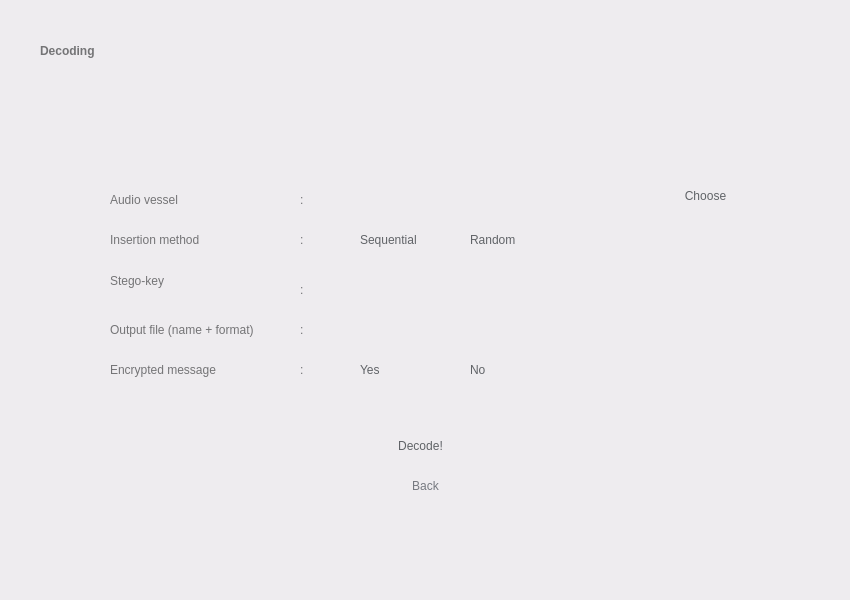
This is UI/audio/audio-decode.ui in darubagus/ModifiedRC4-Steganography as Qt 5 draws it before an edit. The edited form follows.
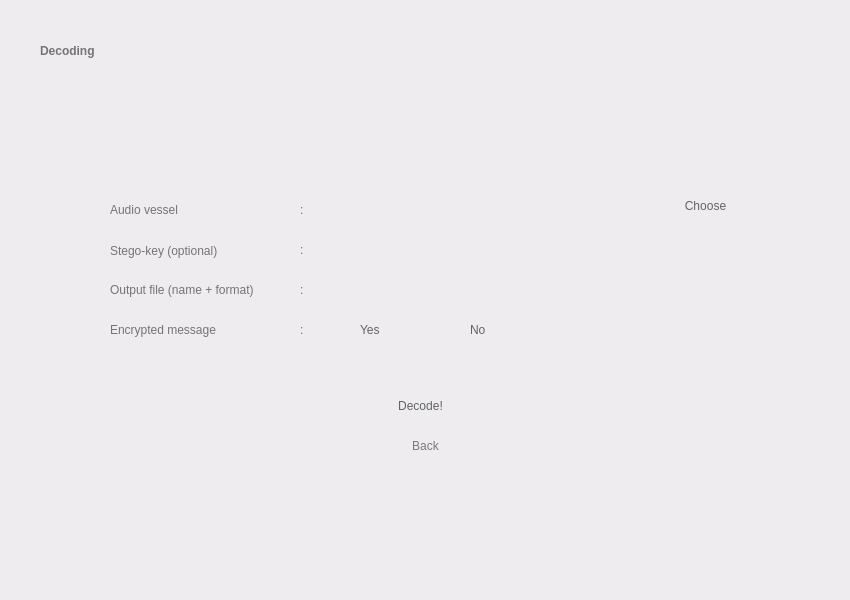
This is the edited form.

Diff of the .ui file:
```diff
--- a/UI/audio/audio-decode.ui
+++ b/UI/audio/audio-decode.ui
@@ -57,7 +57,7 @@
     <property name="geometry">
      <rect>
       <x>340</x>
-      <y>420</y>
+      <y>380</y>
       <width>161</width>
       <height>51</height>
      </rect>
@@ -76,7 +76,7 @@
     <property name="geometry">
      <rect>
       <x>110</x>
-      <y>190</y>
+      <y>200</y>
       <width>101</width>
       <height>20</height>
      </rect>
@@ -97,7 +97,7 @@
     <property name="geometry">
      <rect>
       <x>320</x>
-      <y>180</y>
+      <y>190</y>
       <width>341</width>
       <height>31</height>
      </rect>
@@ -116,7 +116,7 @@
     <property name="geometry">
      <rect>
       <x>320</x>
-      <y>270</y>
+      <y>230</y>
       <width>341</width>
       <height>31</height>
      </rect>
@@ -128,57 +128,11 @@
 </string>
     </property>
    </widget>
-   <widget class="QRadioButton" name="insButton_2">
-    <property name="geometry">
-     <rect>
-      <x>450</x>
-      <y>230</y>
-      <width>101</width>
-      <height>20</height>
-     </rect>
-    </property>
-    <property name="styleSheet">
-     <string notr="true">font: 15pt &quot;Product Sans&quot;;
-background-color: rgba(255, 255, 255, 0);
-border-radius: 4px;
-color: rgb(96, 99, 103);
-</string>
-    </property>
-    <property name="text">
-     <string>Random</string>
-    </property>
-    <attribute name="buttonGroup">
-     <string notr="true">buttonGroup_2</string>
-    </attribute>
-   </widget>
-   <widget class="QRadioButton" name="insButton_1">
-    <property name="geometry">
-     <rect>
-      <x>340</x>
-      <y>230</y>
-      <width>101</width>
-      <height>20</height>
-     </rect>
-    </property>
-    <property name="styleSheet">
-     <string notr="true">font: 15pt &quot;Product Sans&quot;;
-border-radius: 4px;
-color: rgb(96, 99, 103);
-background-color: rgba(255, 255, 255, 0);
-</string>
-    </property>
-    <property name="text">
-     <string>Sequential</string>
-    </property>
-    <attribute name="buttonGroup">
-     <string notr="true">buttonGroup_2</string>
-    </attribute>
-   </widget>
    <widget class="QLineEdit" name="outputFileField">
     <property name="geometry">
      <rect>
       <x>320</x>
-      <y>310</y>
+      <y>270</y>
       <width>341</width>
       <height>31</height>
      </rect>
@@ -194,7 +148,7 @@
     <property name="geometry">
      <rect>
       <x>670</x>
-      <y>180</y>
+      <y>190</y>
       <width>71</width>
       <height>31</height>
      </rect>
@@ -213,7 +167,7 @@
     <property name="geometry">
      <rect>
       <x>340</x>
-      <y>360</y>
+      <y>320</y>
       <width>101</width>
       <height>20</height>
      </rect>
@@ -236,7 +190,7 @@
     <property name="geometry">
      <rect>
       <x>450</x>
-      <y>360</y>
+      <y>320</y>
       <width>101</width>
       <height>20</height>
      </rect>
@@ -255,32 +209,11 @@
      <string notr="true">buttonGroup_3</string>
     </attribute>
    </widget>
-   <widget class="QLabel" name="label_9">
-    <property name="geometry">
-     <rect>
-      <x>110</x>
-      <y>230</y>
-      <width>171</width>
-      <height>20</height>
-     </rect>
-    </property>
-    <property name="styleSheet">
-     <string notr="true">background-color: rgba(255, 255, 255, 0);
-font: 15pt &quot;Product Sans&quot;;
-color: rgb(116, 116, 118);</string>
-    </property>
-    <property name="text">
-     <string>Insertion method</string>
-    </property>
-    <property name="alignment">
-     <set>Qt::AlignLeading|Qt::AlignLeft|Qt::AlignVCenter</set>
-    </property>
-   </widget>
    <widget class="QLabel" name="label_10">
     <property name="geometry">
      <rect>
       <x>110</x>
-      <y>270</y>
+      <y>240</y>
       <width>171</width>
       <height>21</height>
      </rect>
@@ -291,7 +224,7 @@
 color: rgb(116, 116, 118);</string>
     </property>
     <property name="text">
-     <string>Stego-key </string>
+     <string>Stego-key (optional)</string>
     </property>
     <property name="alignment">
      <set>Qt::AlignLeading|Qt::AlignLeft|Qt::AlignVCenter</set>
@@ -301,7 +234,7 @@
     <property name="geometry">
      <rect>
       <x>110</x>
-      <y>320</y>
+      <y>280</y>
       <width>181</width>
       <height>20</height>
      </rect>
@@ -322,28 +255,7 @@
     <property name="geometry">
      <rect>
       <x>300</x>
-      <y>190</y>
-      <width>16</width>
-      <height>20</height>
-     </rect>
-    </property>
-    <property name="styleSheet">
-     <string notr="true">background-color: rgba(255, 255, 255, 0);
-font: 15pt &quot;Product Sans&quot;;
-color: rgb(116, 116, 118);</string>
-    </property>
-    <property name="text">
-     <string>:</string>
-    </property>
-    <property name="alignment">
-     <set>Qt::AlignLeading|Qt::AlignLeft|Qt::AlignVCenter</set>
-    </property>
-   </widget>
-   <widget class="QLabel" name="label_16">
-    <property name="geometry">
-     <rect>
-      <x>300</x>
-      <y>230</y>
+      <y>200</y>
       <width>16</width>
       <height>20</height>
      </rect>
@@ -364,7 +276,7 @@
     <property name="geometry">
      <rect>
       <x>300</x>
-      <y>280</y>
+      <y>240</y>
       <width>16</width>
       <height>20</height>
      </rect>
@@ -385,7 +297,7 @@
     <property name="geometry">
      <rect>
       <x>300</x>
-      <y>320</y>
+      <y>280</y>
       <width>16</width>
       <height>20</height>
      </rect>
@@ -406,7 +318,7 @@
     <property name="geometry">
      <rect>
       <x>110</x>
-      <y>360</y>
+      <y>320</y>
       <width>181</width>
       <height>20</height>
      </rect>
@@ -427,7 +339,7 @@
     <property name="geometry">
      <rect>
       <x>300</x>
-      <y>360</y>
+      <y>320</y>
       <width>16</width>
       <height>20</height>
      </rect>
@@ -448,7 +360,7 @@
     <property name="geometry">
      <rect>
       <x>390</x>
-      <y>470</y>
+      <y>430</y>
       <width>71</width>
       <height>31</height>
      </rect>
```
Left out of the diff: 2 changed lines with no effect on the pictures.
